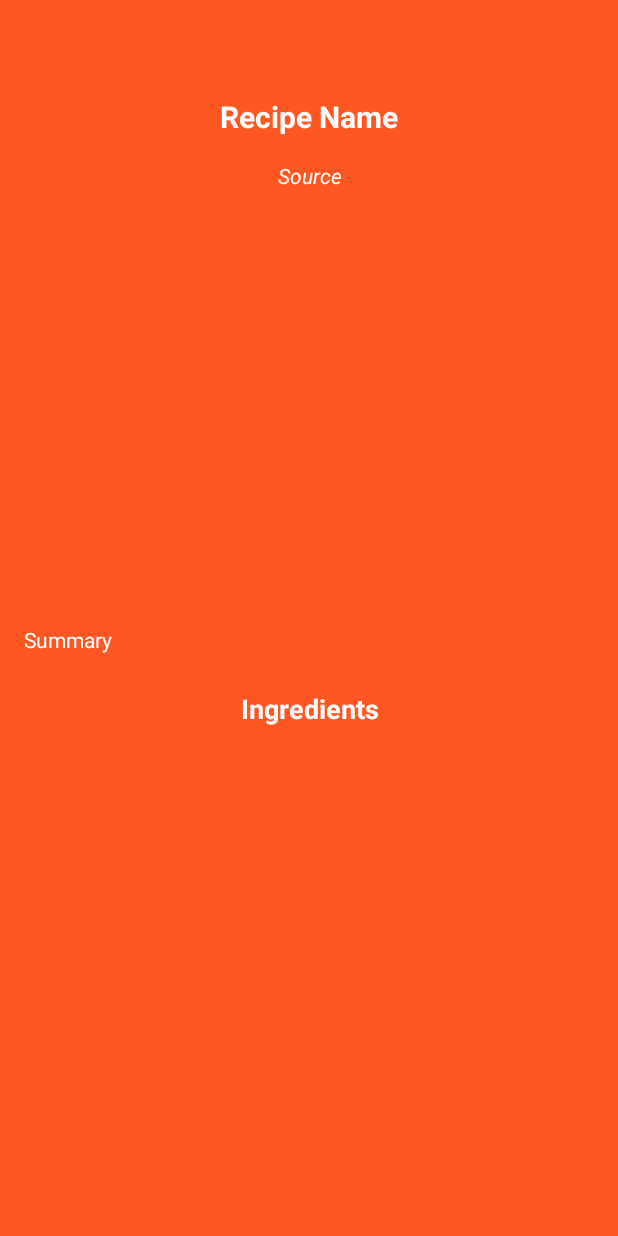
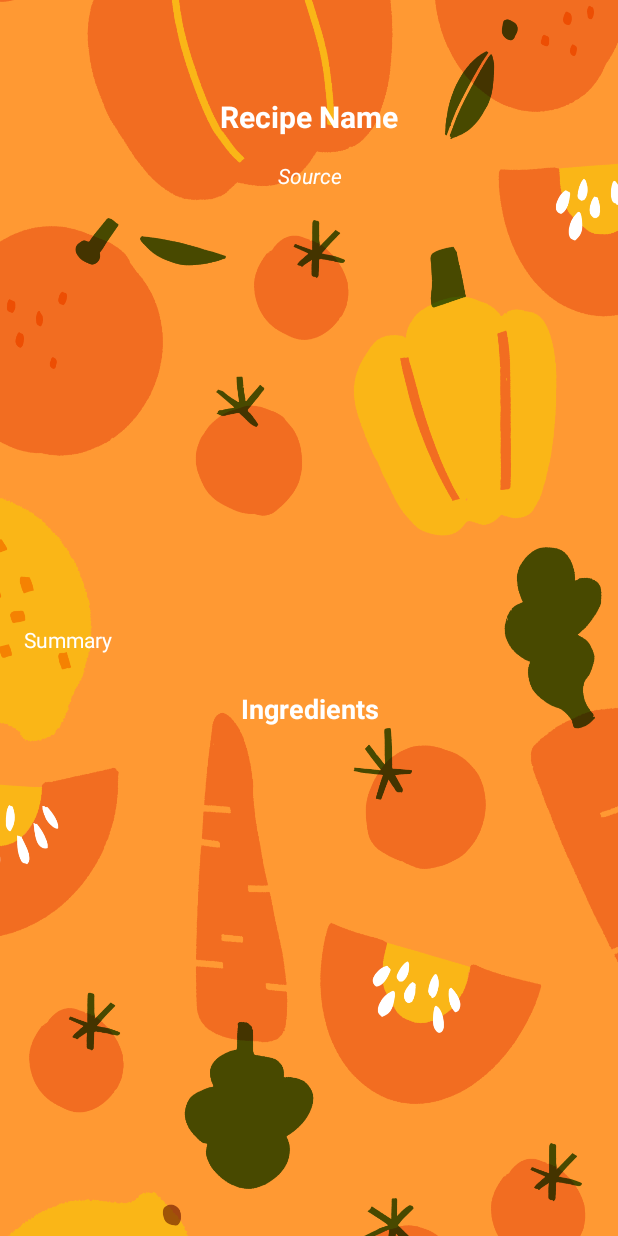
Before and after one commit to BuiQuangHuy04/btl-uddd, an Android app: the RecipeDetailsActivity screen opened directly, with no data from a screen before it, on a phone screen of 412 x 824 dp. Run offline under Robolectric (Android 15) with nearby library versions, the light colour scheme and no system bars; our stand-ins replace Picasso; pictures from the network do not load; 2 statements that could not run were skipped.

Commit message:
Update activity_recipe_details.xml

```diff
--- a/app/src/main/res/layout/activity_recipe_details.xml
+++ b/app/src/main/res/layout/activity_recipe_details.xml
@@ -5,7 +5,7 @@
     android:layout_width="match_parent"
     android:layout_height="match_parent"
     android:orientation="vertical"
-    android:background="@color/orange"
+    android:background="@drawable/backgroud"
     tools:context=".RecipeDetailsActivity">
     <androidx.appcompat.widget.Toolbar
         android:title="Recipe Details"
```
